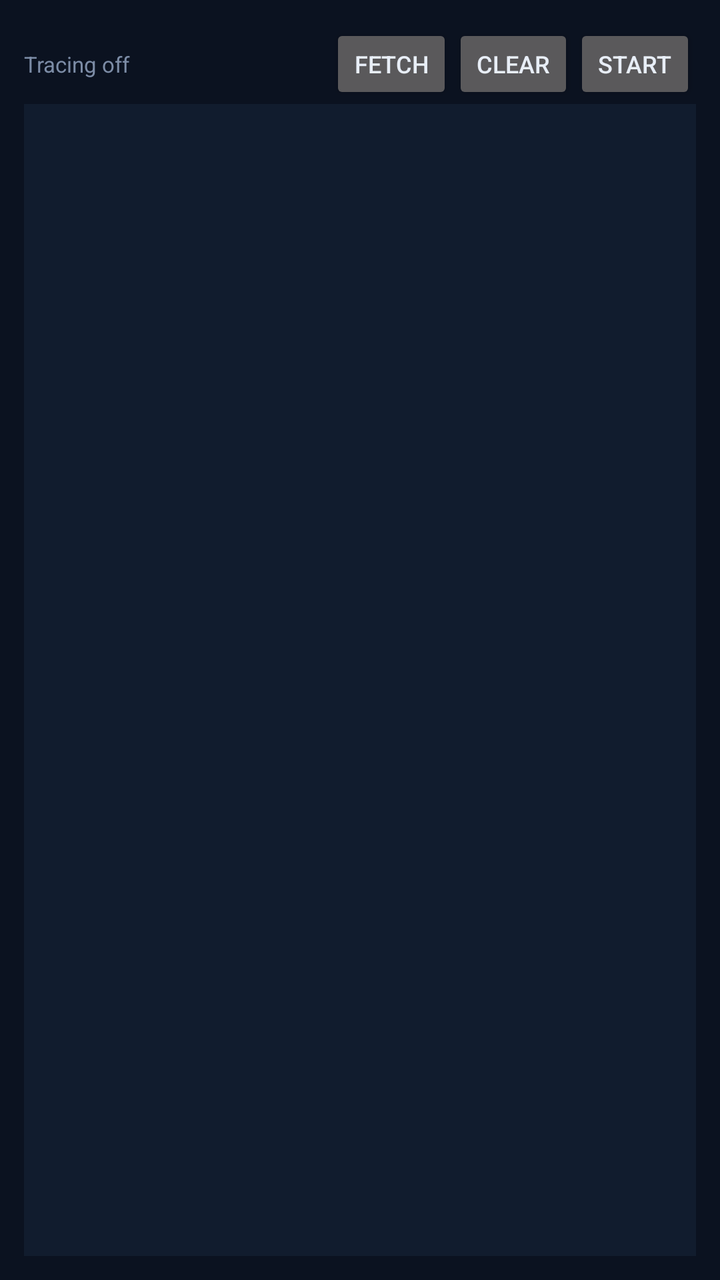
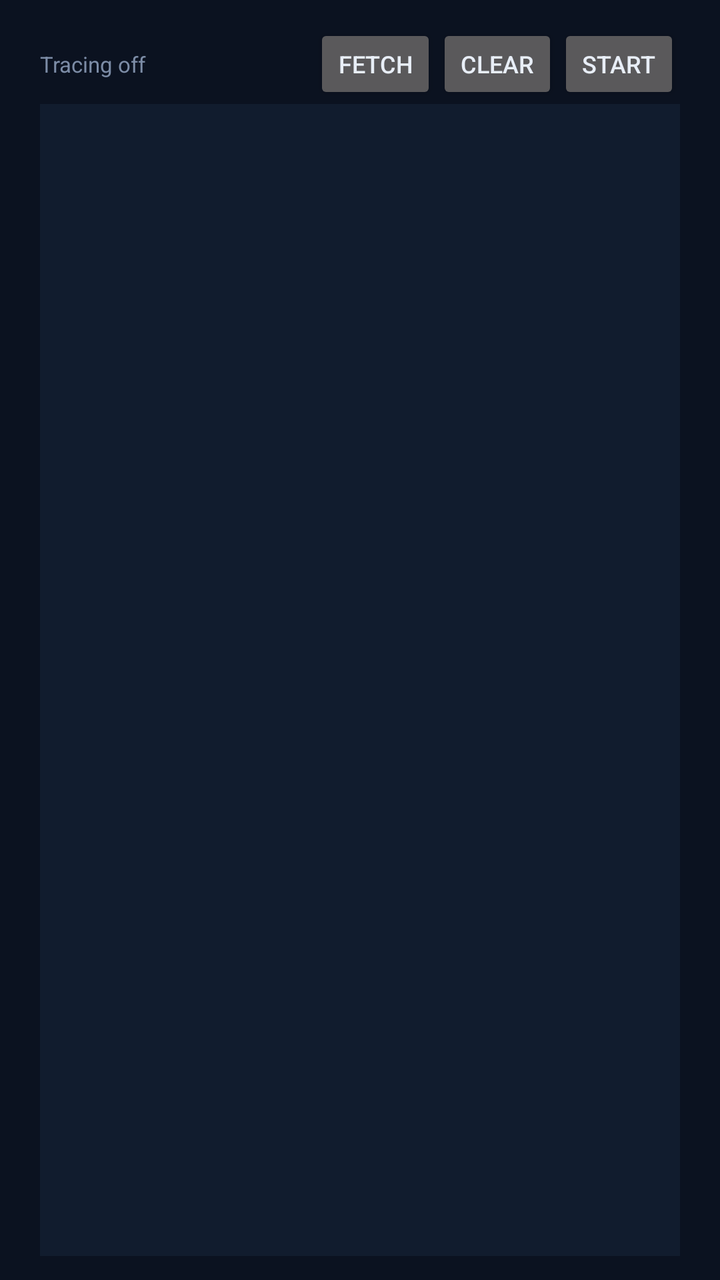

Compare the two renders of this Android layout. The source of the first and the diff that turns it into the second are given below.
<!-- AndroidManifest.xml: application theme AppTheme -->
<!-- res/layout/screen_debug.xml -->
<?xml version="1.0" encoding="utf-8"?>
<LinearLayout xmlns:android="http://schemas.android.com/apk/res/android"
    android:layout_width="match_parent"
    android:layout_height="match_parent"
    android:orientation="vertical"
    android:padding="12dp">

    <LinearLayout
        android:layout_width="match_parent"
        android:layout_height="wrap_content"
        android:gravity="center_vertical"
        android:orientation="horizontal">

        <TextView
            android:id="@+id/debugStatus"
            android:layout_width="0dp"
            android:layout_height="wrap_content"
            android:layout_weight="1"
            android:text="Tracing off"
            android:textColor="@color/dim"
            android:textSize="11sp" />

        <Button
            android:id="@+id/debugFetch"
            android:layout_width="wrap_content"
            android:layout_height="40dp"
            android:minWidth="0dp"
            android:text="Fetch"
            android:textSize="12sp" />

        <Button
            android:id="@+id/debugClear"
            android:layout_width="wrap_content"
            android:layout_height="40dp"
            android:minWidth="0dp"
            android:text="Clear"
            android:textSize="12sp" />

        <Button
            android:id="@+id/debugToggle"
            android:layout_width="wrap_content"
            android:layout_height="40dp"
            android:minWidth="0dp"
            android:text="Start"
            android:textSize="12sp" />
    </LinearLayout>

    <ScrollView
        android:id="@+id/debugScroll"
        android:layout_width="match_parent"
        android:layout_height="0dp"
        android:layout_weight="1"
        android:background="@color/surface"
        android:scrollbars="vertical">

        <TextView
            android:id="@+id/debugOutput"
            android:layout_width="match_parent"
            android:layout_height="wrap_content"
            android:fontFamily="monospace"
            android:padding="6dp"
            android:textColor="@color/fg"
            android:textSize="10sp" />
    </ScrollView>

</LinearLayout>
<!-- resources referenced by this layout -->
<resources>
  <color name="dim">#7C8CA6</color>
  <color name="fg">#E8EEF7</color>
  <color name="surface">#111C2E</color>
  <style name="AppTheme" parent="@android:style/Theme.Material.NoActionBar">
          <item name="android:windowBackground">@color/bg</item>
          <item name="android:colorAccent">@color/accent</item>
          <item name="android:statusBarColor">@color/bg</item>
          <item name="android:navigationBarColor">@color/bg</item>
          <item name="android:textColorPrimary">@color/fg</item>
          <item name="android:textColorSecondary">@color/dim</item>
      </style>
  <color name="bg">#0B1220</color>
  <color name="accent">#35D6C4</color>
</resources>

<!-- the commit's change to res/layout/screen_debug.xml (unified diff, before → after) -->
@@ -3,7 +3,8 @@
     android:layout_width="match_parent"
     android:layout_height="match_parent"
     android:orientation="vertical"
-    android:padding="12dp">
+    android:paddingHorizontal="20dp"
+        android:paddingVertical="12dp">
 
     <LinearLayout
         android:layout_width="match_parent"
